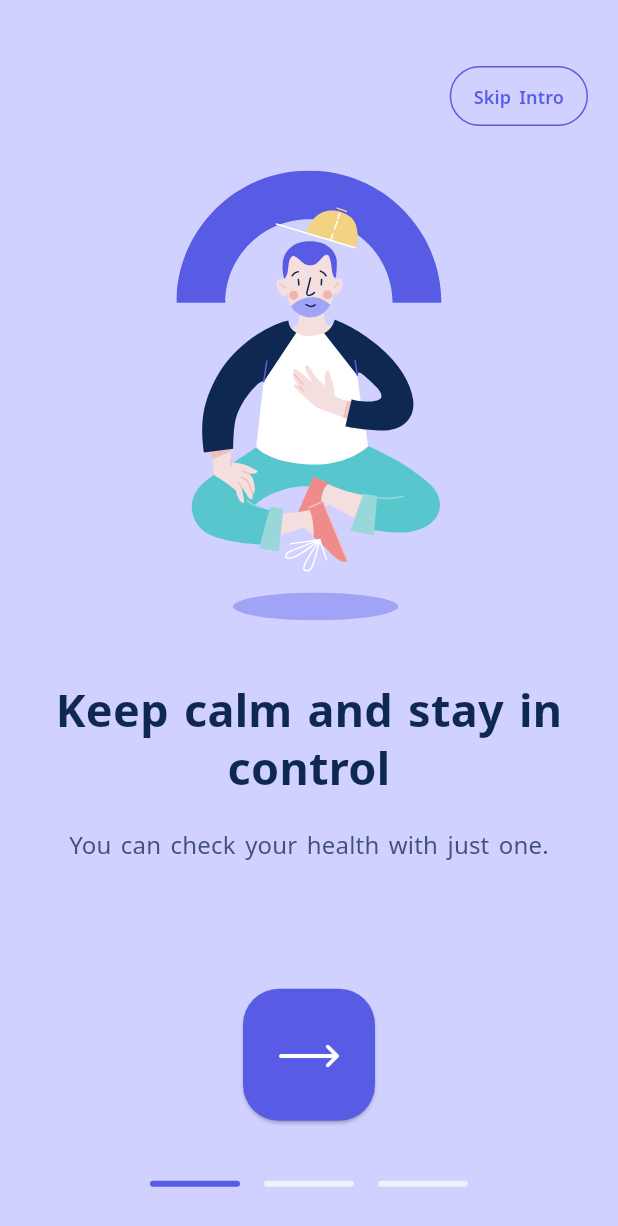
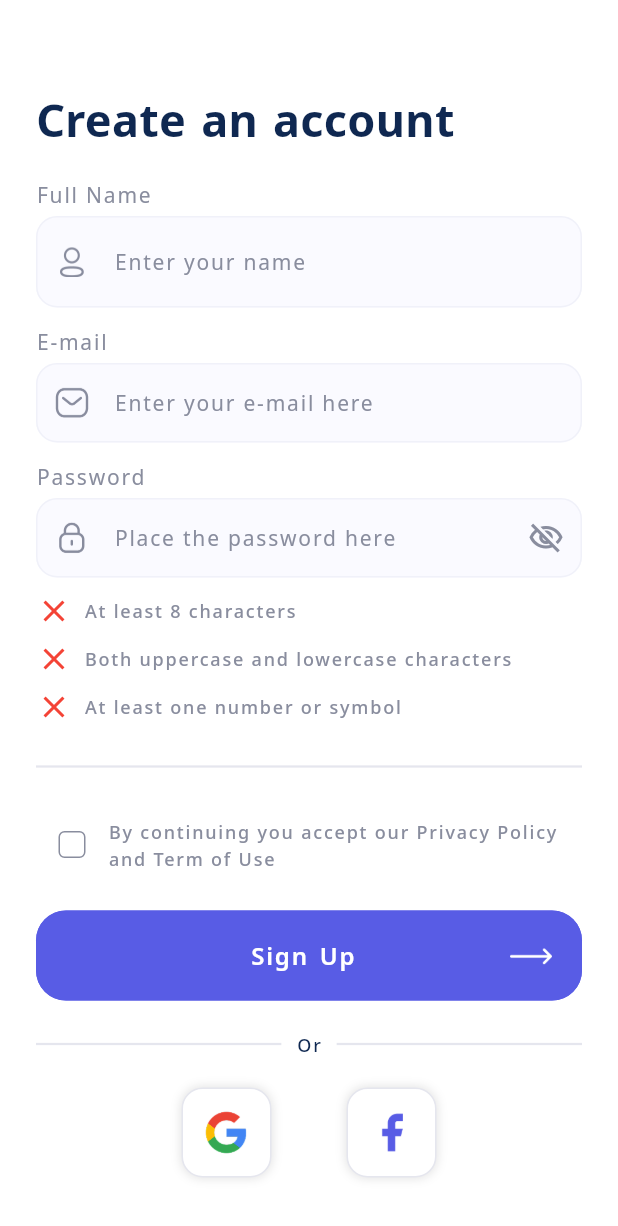
Before and after one commit to YugaJ7/OneLook, a Flutter app: the OnboardingScreen screen opened by its route, after a tap on "Skip Intro", on a phone screen of 412 x 824 dp. Shown: the top 1226 px of the screen. Run offline on Flutter 3.47's test engine with Material 3 defaults, Android fonts, the phone set to English and light mode, and no system bars; our stand-ins replace flutter_svg, google_fonts.

Commit message:
added sign up screen

```diff
--- a/lib/components/button.dart
+++ b/lib/components/button.dart
@@ -5,7 +5,7 @@ import 'package:onelook/constants/app_color.dart';
 class ButtonStyles {
 
   static var buttonprimary = ElevatedButton.styleFrom(
-    padding: const EdgeInsets.symmetric(horizontal: 16,vertical: 20),
+    padding: const EdgeInsets.symmetric(horizontal: 20,vertical: 16),
     backgroundColor: AppColors.purpleplum,
     shadowColor: AppColors.voilet,
     shape: RoundedRectangleBorder(
--- a/lib/components/text.dart
+++ b/lib/components/text.dart
@@ -6,6 +6,8 @@ class TextStyles {
   Color? textcolor;
    late final TextStyle headline1;
    late final TextStyle bodytext1;
+   late final TextStyle bodytext2;
+   late final TextStyle bodytext3;
    TextStyles.withColor({this.textcolor}) {
      headline1 = GoogleFonts.notoSans(
        color: textcolor,
@@ -19,16 +21,32 @@ class TextStyles {
       color: textcolor,
       fontSize: 16,
       fontWeight: FontWeight.normal,
-      letterSpacing: .12,
-      wordSpacing: 2,
+      letterSpacing: 1.2,
+      //wordSpacing: 2,
       height: 1.50
-   );
+    );
+    bodytext2 = GoogleFonts.notoSans(
+      color: textcolor,
+      fontSize: 14,
+      fontWeight: FontWeight.normal,
+      letterSpacing: 1.2,
+      //wordSpacing: 2,
+      height: 1.50
+    );
+    bodytext3 = GoogleFonts.notoSans(
+      color: textcolor,
+      fontSize: 12,
+      fontWeight: FontWeight.w500,
+      letterSpacing: 1.2,
+      //wordSpacing: 2,
+      height: 1.50
+    );
    }
    static var buttontext1 = GoogleFonts.notoSans(
     color: Colors.white,
     fontSize: 16,
     fontWeight: FontWeight.w600,
-    letterSpacing: .12,
+    letterSpacing: 1.2,
     wordSpacing: 2,
     height: 1.50
    );
@@ -36,7 +54,7 @@ class TextStyles {
     color: AppColors.purpleplum,
     fontSize: 12,
     fontWeight: FontWeight.w600,
-    letterSpacing: .12,
+    letterSpacing: 1.2,
     wordSpacing: 2,
     height: 1.50
    );
--- a/lib/constants/app_color.dart
+++ b/lib/constants/app_color.dart
@@ -7,5 +7,8 @@ class AppColors {
   static const voilet = Color(0xFFA1A3F6);
   static const lightvoilet = Color(0xFFD0D1FF);
   static const purpleplum = Color(0xFF585CE5);
+  static const lilac = Color(0xFFFAFAFF);
   static const lilacdark = Color(0xFFF0F1F9);
+  static const darkgrey = Color(0xFF898D9E);
+  static const lightgrey = Color(0xFFE5E6EE);
 }
--- a/lib/main.dart
+++ b/lib/main.dart
@@ -1,6 +1,7 @@
 import 'package:flutter/material.dart';
 
 import 'screens/onboarding.dart';
+import 'screens/sign_up.dart';
 import 'screens/splash.dart';
 
 void main() {
@@ -16,8 +17,9 @@ class MyApp extends StatelessWidget {
       debugShowCheckedModeBanner: false,
       initialRoute: '/',
       routes: {
-        '/': (context) => SplashScreen(),
+        '/': (context) => SignUpScreen(),
         '/onboarding': (context) => OnboardingScreen(),
+        '/signup': (context) => SignUpScreen(),
       },
     );
   }
--- a/lib/screens/onboarding.dart
+++ b/lib/screens/onboarding.dart
@@ -38,6 +38,9 @@ class _OnboardingScreenState extends State<OnboardingScreen> {
         duration: Duration(milliseconds: 500),
         curve: Curves.easeOut,
       );
+    }
+    else {
+      Navigator.pushNamed(context, '/signup');
     }
   }
 
@@ -104,7 +107,7 @@ class _OnboardingScreenState extends State<OnboardingScreen> {
             child: SmallOutlinedButton(
               text: 'Skip Intro',
               onPressed: () {
-
+                Navigator.pushNamed(context, '/signup');
               },
               textStyle: TextStyles.buttontext2,
               buttonStyle: ButtonStyles.smallprimary,
--- /dev/null
+++ b/lib/screens/sign_up.dart
@@ -0,0 +1,257 @@
+import 'package:flutter/material.dart';
+import 'package:onelook/components/button.dart';
+import 'package:onelook/components/elevated_button.dart';
+
+import '../components/text.dart';
+import '../constants/app_color.dart';
+
+class SignUpScreen extends StatefulWidget {
+  const SignUpScreen({super.key});
+
+  @override
+  _SignUpScreenState createState() => _SignUpScreenState();
+}
+
+class _SignUpScreenState extends State<SignUpScreen> {
+  final TextEditingController _passwordController = TextEditingController();
+  bool hasMinLength = false;
+  bool hasUpperLower = false;
+  bool hasNumberOrSymbol = false;
+  bool isButtonEnabled = false;
+  bool isChecked = false;
+  bool _obscureText = true;
+
+  void _validatePassword(String password) {
+    setState(() {
+      hasMinLength = password.length >= 8;
+      hasUpperLower = RegExp(r'(?=.*[a-z])(?=.*[A-Z])').hasMatch(password);
+      hasNumberOrSymbol =
+          RegExp(r'(?=.*\d)|(?=.*[!@#\$%^&*(),.?":{}|<>])').hasMatch(password);
+      _updateButtonState();
+    });
+  }
+
+  void _updateButtonState() {
+    setState(() {
+      isButtonEnabled =
+          hasMinLength && hasUpperLower && hasNumberOrSymbol && isChecked;
+    });
+  }
+
+  @override
+  Widget build(BuildContext context) {
+    return Scaffold(
+      backgroundColor: Colors.white,
+      body: Padding(
+        padding: const EdgeInsets.symmetric(horizontal: 24.0),
+        child: Column(
+          mainAxisSize: MainAxisSize.min,
+          crossAxisAlignment: CrossAxisAlignment.start,
+          children: [
+            SizedBox(height: 60),
+            Text("Create an account",
+                style: TextStyles.withColor(textcolor: AppColors.deepblue)
+                    .headline1),
+            SizedBox(height: 20),
+            _buildTextField("Full Name", "Enter your name",
+                'assets/login_sign/profile.png'),
+            SizedBox(height: 12),
+            _buildTextField("E-mail", "Enter your e-mail here",
+                'assets/login_sign/email.png'),
+            SizedBox(height: 12),
+            Text("Password",
+                style: TextStyles.withColor(textcolor: AppColors.darkgrey)
+                    .bodytext2),
+            SizedBox(height: 4),
+            TextField(
+              cursorColor: AppColors.darkgrey,
+              style:
+                  TextStyles.withColor(textcolor: AppColors.darkgrey).bodytext2,
+              controller: _passwordController,
+              obscureText: _obscureText,
+              onChanged: _validatePassword,
+              decoration: InputDecoration(
+                hintText: "Place the password here",
+                hintStyle: TextStyles.withColor(textcolor: AppColors.darkgrey)
+                    .bodytext2,
+                prefixIcon: Image.asset(
+                  'assets/login_sign/locked.png',
+                  scale: 3,
+                ),
+                suffixIcon: IconButton(
+                  color: AppColors.darkgrey,
+                  icon: Icon(_obscureText
+                      ? Icons.visibility_off_outlined
+                      : Icons.visibility_outlined),
+                  onPressed: () {
+                    setState(() {
+                      _obscureText = !_obscureText;
+                    });
+                  },
+                ),
+                focusColor: AppColors.lilac,
+                enabledBorder: OutlineInputBorder(
+                    borderSide: BorderSide(color: AppColors.lilacdark),
+                    borderRadius: BorderRadius.circular(14)),
+                focusedBorder: OutlineInputBorder(
+                    borderSide: BorderSide(color: AppColors.lilacdark),
+                    borderRadius: BorderRadius.circular(14)),
+                fillColor: AppColors.lilac,
+                filled: true,
+                border: OutlineInputBorder(
+                    borderSide: BorderSide(color: AppColors.lilacdark),
+                    borderRadius: BorderRadius.circular(14)),
+              ),
+            ),
+            SizedBox(height: 10),
+            _buildValidationRow("At least 8 characters", hasMinLength),
+            SizedBox(height: 8),
+            _buildValidationRow(
+                "Both uppercase and lowercase characters", hasUpperLower),
+            SizedBox(height: 8),
+            _buildValidationRow(
+                "At least one number or symbol", hasNumberOrSymbol),
+            SizedBox(height: 20),
+            Divider(color: AppColors.lightgrey, thickness: 1.5),
+            SizedBox(height: 20),
+            Row(
+              children: [
+                Checkbox(
+                  shape: RoundedRectangleBorder(
+                      borderRadius: BorderRadius.circular(4)),
+                  side: BorderSide(color: AppColors.darkgrey),
+                  checkColor: AppColors.purpleplum,
+                  value: isChecked,
+                  onChanged: (value) {
+                    setState(() {
+                      isChecked = value ?? false;
+                      _updateButtonState();
+                    });
+                  },
+                ),
+                Expanded(
+                    child: Text(
+                        "By continuing you accept our Privacy Policy and Term of Use",
+                        style:
+                            TextStyles.withColor(textcolor: AppColors.darkgrey)
+                                .bodytext3))
+              ],
+            ),
+            SizedBox(height: 20),
+            SizedBox(
+              height: 60,
+              width: double.infinity,
+              child: CustomElevatedButton(
+                text: 'Sign Up',
+                buttonStyle: ButtonStyles.buttonprimary,
+                textStyle: TextStyles.buttontext1,
+                onPressed: () {},
+              ),
+            ),
+            SizedBox(height: 20),
+            Row(
+              children: [
+                Expanded(child: Divider(color: AppColors.lightgrey, thickness: 1.5)),
+                Padding(
+                  padding: EdgeInsets.symmetric(horizontal: 10),
+                  child: Text("Or",style: TextStyles.withColor(textcolor: AppColors.deepblue).bodytext3),
+                ),
+                Expanded(child: Divider(color: AppColors.lightgrey, thickness: 1.5)),
+              ],
+            ),
+            SizedBox(height: 20),
+            Row(
+              mainAxisAlignment: MainAxisAlignment.center,
+              children: [
+                _buildSocialButton("assets/login_sign/google.png"),
+                SizedBox(width: 50),
+                _buildSocialButton("assets/login_sign/facebook.png"),
+              ],
+            ),
+            SizedBox(height: 20),
+            Center(
+              child: TextButton(
+                onPressed: () {},
+                child: RichText(
+                  text: TextSpan(
+                  text: "Already have an account? ",
+                  style: TextStyles.withColor(textcolor: AppColors.deepblue).bodytext3,
+                  children: [
+                    TextSpan(
+                    text: "Login",
+                    style: TextStyles.withColor(textcolor: AppColors.purpleplum).bodytext3,
+                    ),
+                  ],
+                  ),
+                ),
+              ),
+            ),
+          ],
+        ),
+      ),
+    );
+  }
+
+  Widget _buildTextField(String label, String hint, String icon) {
+    return Column(
+      crossAxisAlignment: CrossAxisAlignment.start,
+      children: [
+        Text(label,
+            style:
+                TextStyles.withColor(textcolor: AppColors.darkgrey).bodytext2),
+        SizedBox(height: 4),
+        TextField(
+          style: TextStyles.withColor(textcolor: AppColors.darkgrey).bodytext2,
+          cursorColor: AppColors.darkgrey,
+          decoration: InputDecoration(
+            hintText: hint,
+            hintStyle:
+                TextStyles.withColor(textcolor: AppColors.darkgrey).bodytext2,
+            prefixIcon: Image.asset(icon, scale: 3),
+            focusColor: AppColors.lilac,
+            enabledBorder: OutlineInputBorder(
+                borderSide: BorderSide(color: AppColors.lilacdark),
+                borderRadius: BorderRadius.circular(14)),
+            focusedBorder: OutlineInputBorder(
+                borderSide: BorderSide(color: AppColors.lilacdark),
+                borderRadius: BorderRadius.circular(14)),
+            fillColor: AppColors.lilac,
+            filled: true,
+            border: OutlineInputBorder(
+                borderSide: BorderSide(color: AppColors.lilacdark),
+                borderRadius: BorderRadius.circular(14)),
+          ),
+        ),
+      ],
+    );
+  }
+
+  Widget _buildValidationRow(String text, bool isValid) {
+    return Row(
+      children: [
+        Icon(isValid ? Icons.check : Icons.close,
+            color: isValid ? Colors.green : Colors.red),
+        SizedBox(width: 8),
+        Text(text,
+            style:
+                TextStyles.withColor(textcolor: AppColors.darkgrey).bodytext3),
+      ],
+    );
+  }
+
+  Widget _buildSocialButton(String assetPath) {
+    return Container(
+      width: 60,
+      height: 60,
+      decoration: BoxDecoration(
+        borderRadius: BorderRadius.circular(14),
+        border: Border.all(color: AppColors.lightgrey),
+        color: Colors.white,
+        boxShadow: [BoxShadow(color: Colors.black12, blurRadius: 5)],
+      ),
+      child: Center(
+        child: Image.asset(assetPath, width: 30, height: 30),
+      ),
+    );
+  }
+}
--- a/pubspec.yaml
+++ b/pubspec.yaml
@@ -63,6 +63,7 @@ flutter:
   assets:
     - assets/
     - assets/onboarding/
+    - assets/login_sign/
   # An image asset can refer to one or more resolution-specific "variants", see
   # https://flutter.dev/to/resolution-aware-images
 
```
Also changed, not shown: assets/login_sign/email.png (added), assets/login_sign/facebook.png (added), assets/login_sign/google.png (added), assets/login_sign/locked.png (added), assets/login_sign/profile.png (added).
